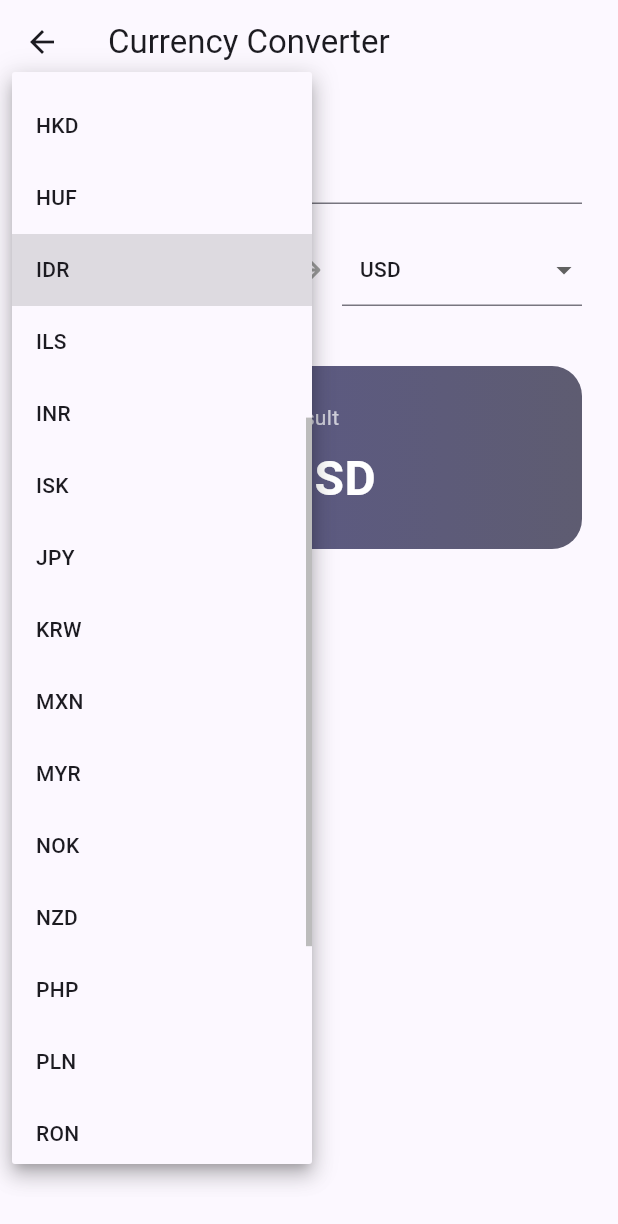
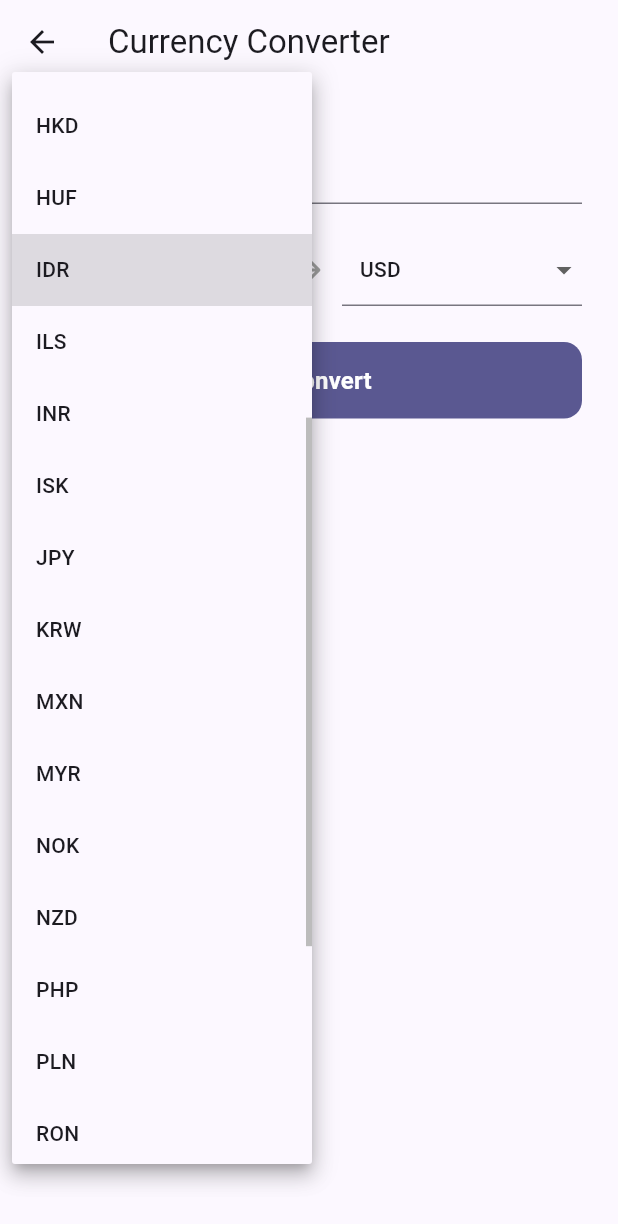
Before and after one commit to GaryFaldi/lingua_go, a Flutter app: the CurrencyPage screen opened directly, after a tap on "IDR", on a phone screen of 412 x 824 dp. Shown: the top 1224 px of the screen. Run offline on Flutter 3.47's test engine with Material 3 defaults, Android fonts, the phone set to English and light mode, and no system bars; our stand-ins replace flutter_dotenv, flutter_local_notifications, flutter_markdown, geocoding, geolocator, image_picker and 6 more; missing offline and left inert: lat_lng_to_timezone; accounts and stored records are empty; network calls fail.

Commit message:
fix bug at currency converter

```diff
--- a/lib/features/home/main_quest/quest_detail_page.dart
+++ b/lib/features/home/main_quest/quest_detail_page.dart
@@ -28,7 +28,7 @@ class _QuestDetailPageState extends State<QuestDetailPage> {
   @override
   void initState() {
     super.initState();
-    _spellModel.loadModel(); // load JSON saat page dibuka
+    _spellModel.loadModel();
   }
 
   String? _getSpellSuggestion(String input, String correct) {
--- a/lib/features/traveler/currency_page.dart
+++ b/lib/features/traveler/currency_page.dart
@@ -18,6 +18,8 @@ class _CurrencyPageState extends State<CurrencyPage> {
   String _targetCurrency = "USD";
   double _result = 0;
   bool _isLoading = true;
+  bool _hasConverted =
+      false; // Untuk tampilkan hasil hanya setelah tombol ditekan
   Map<String, dynamic> _rates = {};
 
   @override
@@ -26,22 +28,38 @@ class _CurrencyPageState extends State<CurrencyPage> {
     _initLBSAndData();
   }
 
-  // LBS: Deteksi Negara & Set Mata Uang Otomatis
   Future<void> _initLBSAndData() async {
     try {
-      Position position = await Geolocator.getCurrentPosition();
+      LocationPermission permission = await Geolocator.checkPermission();
+      if (permission == LocationPermission.denied) {
+        permission = await Geolocator.requestPermission();
+      }
+
+      if (permission == LocationPermission.whileInUse ||
+          permission == LocationPermission.always) {
+        Position position = await Geolocator.getCurrentPosition(
+          desiredAccuracy: LocationAccuracy.low, // Lebih cepat
+        );
         List<Placemark> placemarks = await placemarkFromCoordinates(
           position.latitude,
           position.longitude,
         );
 
         if (placemarks.isNotEmpty) {
-        String? countryCode = placemarks.first.isoCountryCode; // Misal: "ID"
+          String? countryCode = placemarks.first.isoCountryCode;
           setState(() {
-          if (countryCode == "ID") _baseCurrency = "IDR";
-          if (countryCode == "JP") _baseCurrency = "JPY";
-          // Tambahkan logika negara lain jika perlu
+            if (countryCode == "ID")
+              _baseCurrency = "IDR";
+            else if (countryCode == "JP")
+              _baseCurrency = "JPY";
+            else if (countryCode == "US")
+              _baseCurrency = "USD";
+            else if (countryCode == "GB")
+              _baseCurrency = "GBP";
+            else if (countryCode == "AU")
+              _baseCurrency = "AUD";
           });
+        }
       }
     } catch (e) {
       debugPrint("LBS Error: $e");
@@ -56,14 +74,10 @@ class _CurrencyPageState extends State<CurrencyPage> {
 
     try {
       final data = await CurrencyService().getLatestRates(_baseCurrency);
-
       if (mounted) {
         setState(() {
           _rates = data;
           _isLoading = false;
-          // Debugging: Print untuk melihat apakah data masuk ke HP kamu
-          debugPrint("Rates loaded for $_baseCurrency: $_rates");
-          _calculate();
         });
       }
     } catch (e) {
@@ -74,18 +88,31 @@ class _CurrencyPageState extends State<CurrencyPage> {
     }
   }
 
-  void _calculate() {
-    if (_rates.isNotEmpty && _rates.containsKey(_targetCurrency)) {
-      // Hapus titik agar bisa dibaca sebagai angka oleh Dart
+  // Sekarang dipanggil manual via tombol
+  void _convert() {
+    if (_rates.isEmpty || !_rates.containsKey(_targetCurrency)) {
+      ScaffoldMessenger.of(context).showSnackBar(
+        const SnackBar(content: Text("Rates belum tersedia, coba lagi.")),
+      );
+      return;
+    }
+
     String cleanValue = _amountController.text.replaceAll('.', '');
     double amount = double.tryParse(cleanValue) ?? 0;
+
+    if (amount <= 0) {
+      ScaffoldMessenger.of(context).showSnackBar(
+        const SnackBar(content: Text("Masukkan jumlah yang valid.")),
+      );
+      return;
+    }
 
     double rate = (_rates[_targetCurrency] as num).toDouble();
 
     setState(() {
       _result = amount * rate;
+      _hasConverted = true;
     });
-    }
   }
 
   @override
@@ -111,11 +138,10 @@ class _CurrencyPageState extends State<CurrencyPage> {
                       labelText: "Amount",
                       hintText: "Contoh: 1.000",
                     ),
-                    onChanged: (value) => _calculate(),
+                    // Hapus onChanged → tidak auto-calculate lagi
                   ),
                   const SizedBox(height: 20),
 
-                  // Dropdown Row
                   Row(
                     children: [
                       Expanded(child: _buildCurrencyDropdown(true)),
@@ -130,9 +156,34 @@ class _CurrencyPageState extends State<CurrencyPage> {
                     ],
                   ),
 
-                  const SizedBox(height: 40),
+                  const SizedBox(height: 24),
 
-                  // Result Card (Sesuai Tema Biru-Ungu)
+                  // TOMBOL CONVERT
+                  SizedBox(
+                    width: double.infinity,
+                    child: FilledButton.icon(
+                      onPressed: _convert,
+                      icon: const Icon(Icons.currency_exchange),
+                      label: const Text(
+                        "Convert",
+                        style: TextStyle(
+                          fontSize: 16,
+                          fontWeight: FontWeight.bold,
+                        ),
+                      ),
+                      style: FilledButton.styleFrom(
+                        padding: const EdgeInsets.symmetric(vertical: 14),
+                        shape: RoundedRectangleBorder(
+                          borderRadius: BorderRadius.circular(12),
+                        ),
+                      ),
+                    ),
+                  ),
+
+                  const SizedBox(height: 24),
+
+                  // Result Card — hanya muncul setelah tombol ditekan
+                  if (_hasConverted)
                     Container(
                       width: double.infinity,
                       padding: const EdgeInsets.all(24),
@@ -144,9 +195,12 @@ class _CurrencyPageState extends State<CurrencyPage> {
                       ),
                       child: Column(
                         children: [
-                        const Text(
-                          "Result",
-                          style: TextStyle(color: Colors.white70),
+                          Text(
+                            "${_amountController.text} $_baseCurrency =",
+                            style: const TextStyle(
+                              color: Colors.white70,
+                              fontSize: 14,
+                            ),
                           ),
                           const SizedBox(height: 8),
                           Text(
@@ -167,7 +221,6 @@ class _CurrencyPageState extends State<CurrencyPage> {
   }
 
   Widget _buildCurrencyDropdown(bool isBase) {
-    // Daftar lengkap mata uang yang didukung API Frankfurter
     List<String> items = [
       "AUD",
       "BGN",
@@ -203,8 +256,8 @@ class _CurrencyPageState extends State<CurrencyPage> {
     ];
 
     return DropdownButtonFormField<String>(
-      initialValue: isBase ? _baseCurrency : _targetCurrency,
-      // Gunakan isExpanded agar teks tidak terpotong jika layar kecil
+      // FIX: ganti initialValue → value
+      value: isBase ? _baseCurrency : _targetCurrency,
       isExpanded: true,
       decoration: const InputDecoration(
         contentPadding: EdgeInsets.symmetric(horizontal: 12),
@@ -221,39 +274,34 @@ class _CurrencyPageState extends State<CurrencyPage> {
         setState(() {
           if (isBase) {
             _baseCurrency = val!;
+            _hasConverted = false; // Reset hasil saat base berubah
           } else {
             _targetCurrency = val!;
+            _hasConverted = false; // Reset hasil saat target berubah
           }
         });
-        if (isBase) {
-          _fetchNewRates();
-        } else {
-          _calculate();
-        }
+        if (isBase) _fetchNewRates(); // Fetch ulang hanya jika base berubah
       },
     );
   }
 }
 
+// FIX: Guard against empty/zero input
 class ThousandSeparatorFormatter extends TextInputFormatter {
   @override
   TextEditingValue formatEditUpdate(
     TextEditingValue oldValue,
     TextEditingValue newValue,
   ) {
-    if (newValue.text.isEmpty) {
-      return newValue.copyWith(text: '');
-    }
+    if (newValue.text.isEmpty) return newValue.copyWith(text: '');
 
-    // Hapus semua karakter selain angka
     String cleanedText = newValue.text.replaceAll(RegExp(r'[^0-9]'), '');
+    if (cleanedText.isEmpty) return newValue.copyWith(text: '');
 
-    // Format angka menggunakan NumberFormat dari package intl
-    final formatter = NumberFormat(
-      "#,###",
-      "pt_BR",
-    ); // pt_BR menggunakan titik (.)
-    double value = double.parse(cleanedText);
+    double? value = double.tryParse(cleanedText);
+    if (value == null) return oldValue;
+
+    final formatter = NumberFormat("#,###", "pt_BR");
     String formattedText = formatter.format(value).replaceAll(',', '.');
 
     return TextEditingValue(
--- a/lib/features/traveler/currency_service.dart
+++ b/lib/features/traveler/currency_service.dart
@@ -1,18 +1,46 @@
+import 'package:flutter/foundation.dart';
 import 'dart:convert';
 import 'package:http/http.dart' as http;
 
 class CurrencyService {
-  // Menggunakan API Frankfurter (Gratis & No API Key)
   static const String _baseUrl = "https://api.frankfurter.app/latest";
 
+  // Fetch semua rates berbasis USD, lalu konversi ke base yang diinginkan
   Future<Map<String, dynamic>> getLatestRates(String base) async {
     try {
-      final response = await http.get(Uri.parse('$_baseUrl?from=$base'));
+      // Selalu fetch dari USD
+      final response = await http.get(Uri.parse('$_baseUrl?from=USD'));
+
       if (response.statusCode == 200) {
-        return json.decode(response.body)['rates'];
+        final body = json.decode(response.body);
+        print("DEBUG API response: $body");
+        Map<String, dynamic> usdRates = Map<String, dynamic>.from(
+          body['rates'],
+        );
+        usdRates['USD'] = 1.0; // Tambahkan USD sendiri
+
+        // Kalau base memang USD, langsung return
+        if (base == 'USD') return usdRates;
+
+        // Kalau base bukan USD, konversi semua rate
+        // Contoh: base = IDR
+        // rateIDR/USD = usdRates['IDR']
+        // rateX/IDR = rateX/USD / rateIDR/USD
+        double baseRate = (usdRates[base] as num?)?.toDouble() ?? 1.0;
+
+        Map<String, dynamic> converted = {};
+        usdRates.forEach((currency, rate) {
+          if (currency != base) {
+            converted[currency] = (rate as num).toDouble() / baseRate;
+          }
+        });
+
+        return converted;
       }
+      print("DEBUG status code: ${response.statusCode}");
       return {};
     } catch (e) {
+      debugPrint("CurrencyService error: $e");
       return {};
     }
   }
--- a/lib/main.dart
+++ b/lib/main.dart
@@ -42,7 +42,6 @@ class MyApp extends StatelessWidget {
       providers: [
         ChangeNotifierProvider.value(value: authProvider),
 
-        // QuestProvider otomatis dibuat ulang saat user login/ganti akun
         ChangeNotifierProxyProvider<AuthProvider, QuestProvider?>(
           create: (_) => null,
           update: (_, auth, previous) {
--- a/pubspec.yaml
+++ b/pubspec.yaml
@@ -54,6 +54,8 @@ dependencies:
   flutter_local_notifications: ^17.1.2
 
   url_launcher: ^6.3.0
+  get: ^4.7.3
+  webview_flutter: ^4.13.1
 
 flutter:
   uses-material-design: true
```
Also changed, not shown: lib/features/traveler/certification_center_page.dart (added, +57 -0 lines), lib/features/traveler/english_course_page.dart (added, +59 -0 lines), lib/features/traveler/traveler_page.dart (+27 -11 lines), pubspec.lock, 1 other file. Lines whose indentation alone changed are shown as unchanged.
